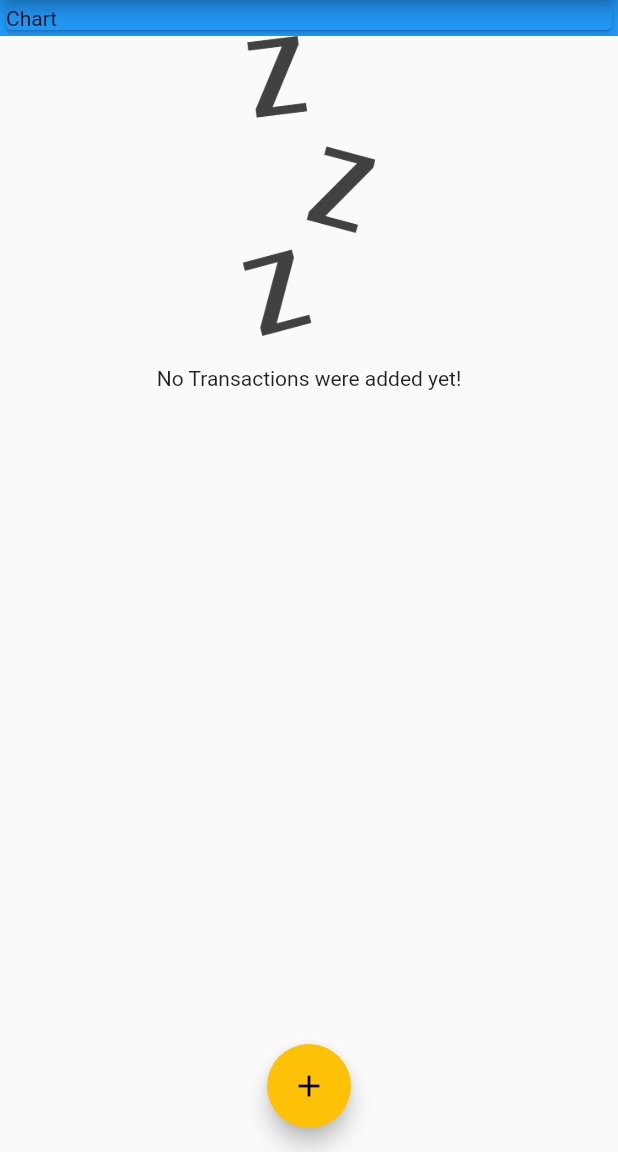
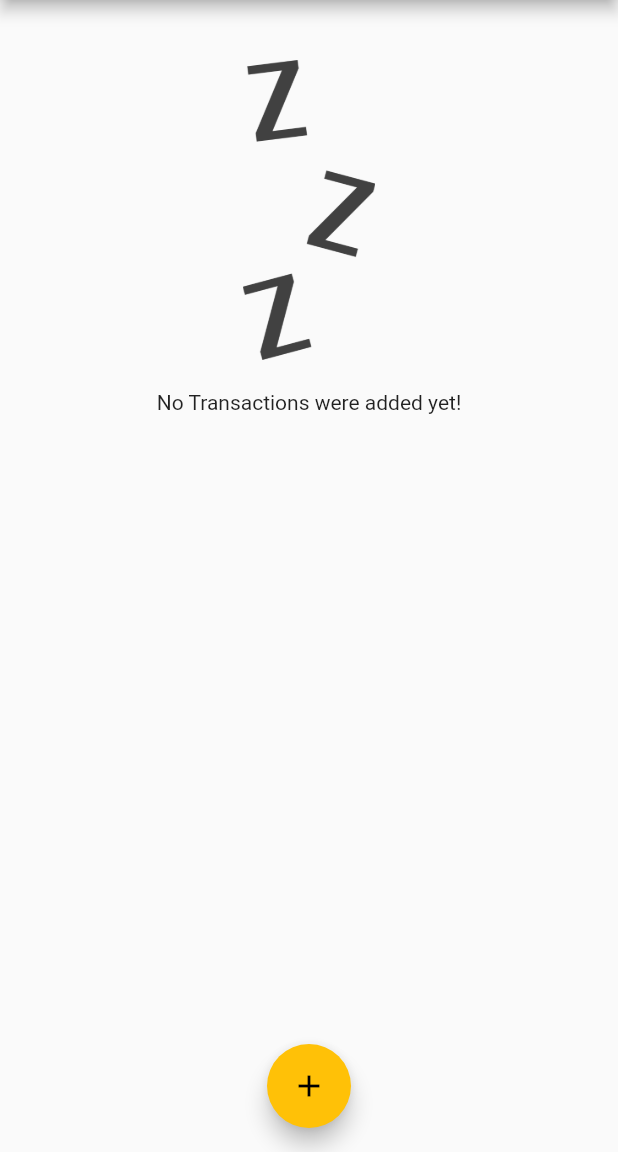
Before and after one commit to Tris-909/Flutter, a Flutter app: the screen it shows after launch, on a phone screen of 412 x 824 dp, the part 84-1236 px from its top. Run offline on Flutter 3.47's test engine with Material 2 defaults, Android fonts, the phone set to English and light mode, and no system bars.

Commit message:
(24) Getting chart logic right

```diff
--- a/expenses_app/lib/main.dart
+++ b/expenses_app/lib/main.dart
@@ -1,7 +1,8 @@
 import 'package:flutter/material.dart';
 import './models/transaction.dart';
 import './widgets/transactionWidget.dart';
-import './widgets//form.dart';
+import './widgets/form.dart';
+import './widgets/chart.dart';
 
 void main() {
   runApp(MyApp());
@@ -35,6 +36,12 @@ class MyHomePageState extends State<MyHomePage> {
     // Transaction(id: "2", title: 'Title 2', amount: 15.00, date: DateTime.now()),
     // Transaction(id: "3", title: 'Title 3', amount: 20.00, date: DateTime.now()),
   ];
+
+  List<Transaction> get recentTransactions {
+    return transactions.where((tx) {
+      return tx.date.isAfter(DateTime.now().subtract(Duration(days: 7)));
+    }).toList();
+  }
 
   void addNewTransaction(String title, double amount) {
     final newTransaction = Transaction(
@@ -75,14 +82,7 @@ class MyHomePageState extends State<MyHomePage> {
       body: Column(
         mainAxisAlignment: MainAxisAlignment.start,
         children: [
-          Container(
-            width: double.infinity,
-            color: Colors.blue,
-            child: Card(
-              color: Colors.blue,
-              child: Container(child: Text("Chart")),
-            ),
-          ),
+          Chart(recentTransactions),
           TransactionWidget(transactions: transactions)
         ],
       ),
--- /dev/null
+++ b/expenses_app/lib/widgets/chart.dart
@@ -0,0 +1,38 @@
+import 'package:flutter/material.dart';
+import '../models/transaction.dart';
+import 'package:intl/intl.dart';
+
+class Chart extends StatelessWidget {
+  final List<Transaction> recentTransactions;
+
+  Chart(this.recentTransactions);
+
+  List<Map<String, Object>> get groupedTransactionValues {
+    return List.generate(7, (index) {
+      final weekDay = DateTime.now().subtract(Duration(days: index));
+      double totalSum = 0;
+
+      for (var i = 0; i < recentTransactions.length; i++) {
+        if (recentTransactions[i].date.day == weekDay.day &&
+            recentTransactions[i].date.month == weekDay.month &&
+            recentTransactions[i].date.year == weekDay.year) {
+          totalSum += recentTransactions[i].amount;
+        }
+      }
+
+      return {'day': DateFormat.E().format(weekDay), 'amount': totalSum};
+    });
+  }
+
+  @override
+  Widget build(BuildContext context) {
+    print(groupedTransactionValues);
+    return Card(
+      elevation: 6,
+      margin: EdgeInsets.all(20),
+      child: Row(
+        children: [],
+      ),
+    );
+  }
+}
```
